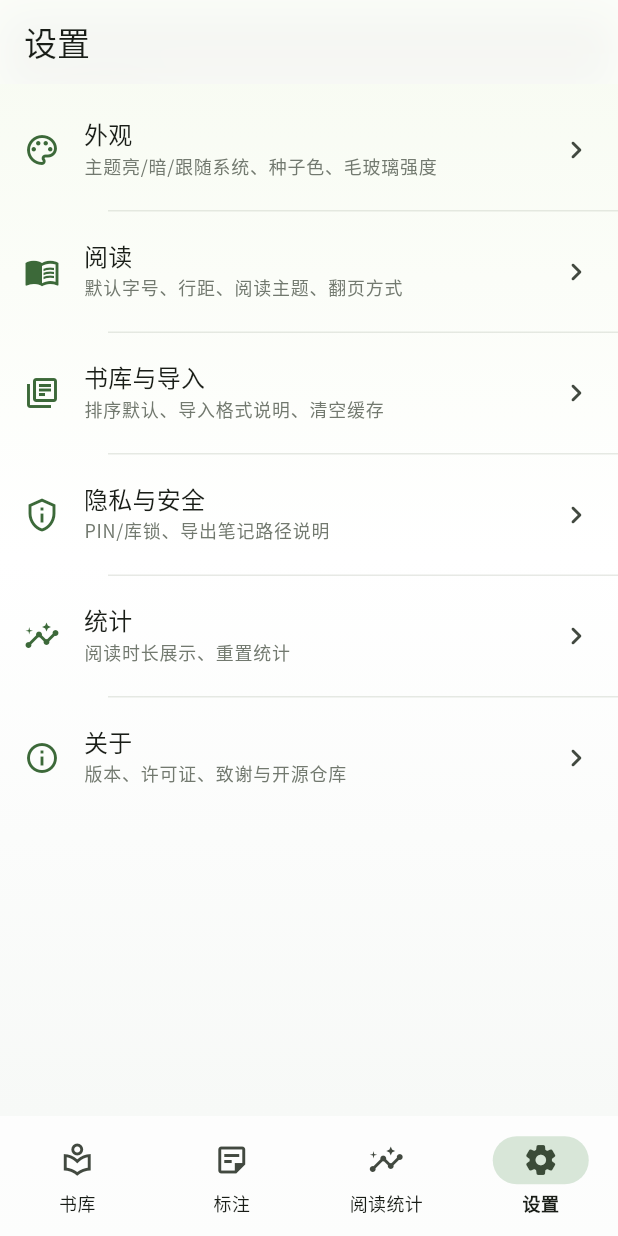
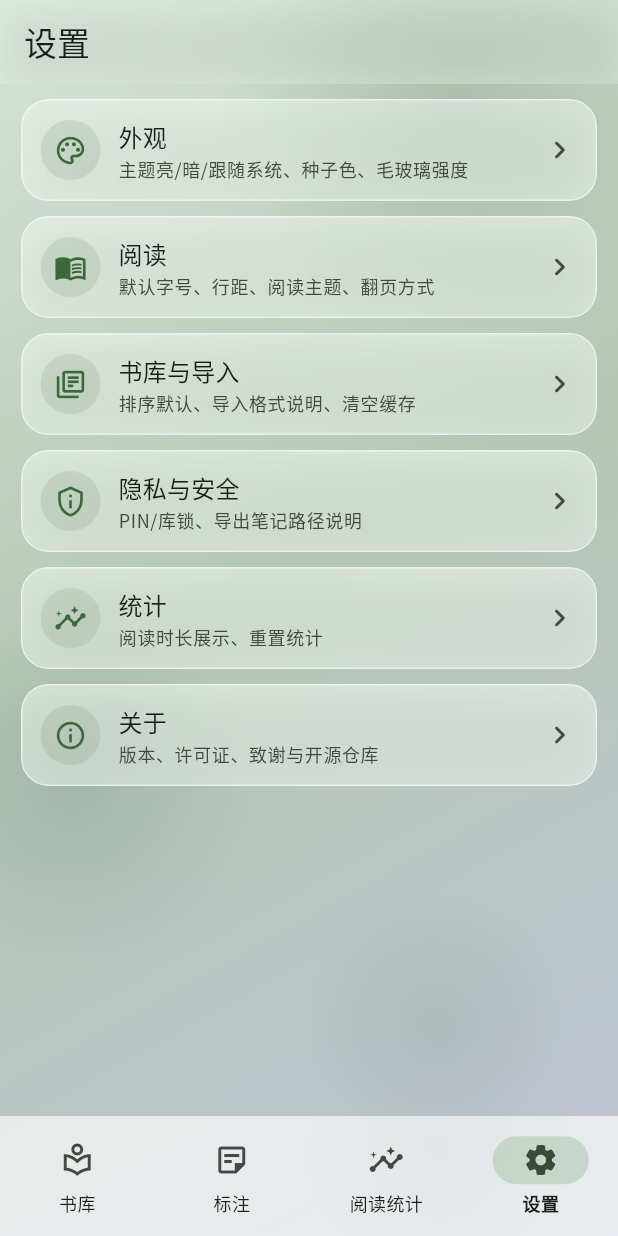
Before and after one commit to wiwcn/NeoReader, a Flutter app: the screen it shows after launch, item 4 of the bottom bar chosen, on a phone screen of 412 x 824 dp. Run offline on Flutter 3.47's test engine with Material 3 defaults, Android fonts, the phone set to English and light mode, and no system bars; our stand-ins replace equatable, file_picker, flutter_markdown, flutter_riverpod, shared_preferences, sqflite and 1 more; missing offline and left inert: pdfrx; accounts and stored records are empty.

Commit message:
Restore glass cards with correct layer hierarchy
Bring back frosted GlassSurface book/settings cards over a tinted wash
background. Chrome (GlassAppBar) is glass once; search is a filled pill
inside the bar (no nested glass). Tune opacities so frost reads without
white-on-pale stacking. Keep CJK fonts, Material Icons, and light motion.

```diff
--- a/lib/core/theme/app_theme.dart
+++ b/lib/core/theme/app_theme.dart
@@ -59,11 +59,11 @@ class AppTheme {
         scrolledUnderElevation: 0,
         backgroundColor: Colors.transparent,
       ),
-      scaffoldBackgroundColor: const Color(0xFFF7F9F7),
+      scaffoldBackgroundColor: const Color(0xFFE8EFE9),
       cardTheme: CardThemeData(
         elevation: 0,
-        color: scheme.surfaceContainerLowest,
-        shape: RoundedRectangleBorder(borderRadius: BorderRadius.circular(12)),
+        color: Colors.white.withValues(alpha: 0.38),
+        shape: RoundedRectangleBorder(borderRadius: BorderRadius.circular(20)),
       ),
       navigationBarTheme: NavigationBarThemeData(
         backgroundColor: Colors.white.withValues(alpha: 0.65),
@@ -217,11 +217,17 @@ class GlassSurface extends StatelessWidget {
   @override
   Widget build(BuildContext context) {
     final isDark = Theme.of(context).brightness == Brightness.dark;
-    final fill = (isDark ? Colors.white : Colors.white).withValues(
-      alpha: opacity ?? (isDark ? 0.08 : 0.55),
-    );
-    final stroke = (isDark ? Colors.white : Colors.white).withValues(
-      alpha: isDark ? 0.12 : 0.65,
+    final cs = Theme.of(context).colorScheme;
+    // Light fill stays translucent so the wash underneath reads through frost.
+    final fillAlpha = opacity ?? (isDark ? 0.12 : 0.52);
+    final fill = Color.lerp(
+          Colors.white,
+          isDark ? cs.surface : cs.primaryContainer,
+          isDark ? 0.0 : 0.12,
+        )!
+        .withValues(alpha: fillAlpha);
+    final stroke = Colors.white.withValues(
+      alpha: isDark ? 0.16 : 0.55,
     );
 
     final decoration = BoxDecoration(
@@ -230,9 +236,9 @@ class GlassSurface extends StatelessWidget {
       border: border ? Border.all(color: stroke, width: 1) : null,
       boxShadow: [
         BoxShadow(
-          color: Colors.black.withValues(alpha: isDark ? 0.25 : 0.06),
-          blurRadius: 24,
-          offset: const Offset(0, 8),
+          color: Colors.black.withValues(alpha: isDark ? 0.28 : 0.10),
+          blurRadius: 20,
+          offset: const Offset(0, 6),
         ),
       ],
     );
@@ -282,11 +288,14 @@ class GlassAppBar extends StatelessWidget implements PreferredSizeWidget {
       leading: leading,
       actions: actions,
       bottom: bottom,
-      flexibleSpace: const GlassSurface(
+      flexibleSpace: GlassSurface(
         borderRadius: 0,
-        blur: 22,
+        blur: 20,
         border: false,
-        child: SizedBox.expand(),
+        // Chrome layer: lighter than content cards so search-in-bar + bar
+        // do not stack into a double white band.
+        opacity: Theme.of(context).brightness == Brightness.dark ? 0.08 : 0.32,
+        child: const SizedBox.expand(),
       ),
     );
   }
--- a/lib/presentation/screens/library/library_screen.dart
+++ b/lib/presentation/screens/library/library_screen.dart
@@ -18,9 +18,9 @@ import '../reader/reader_router.dart';
 class LibraryScreen extends ConsumerWidget {
   const LibraryScreen({super.key});
 
-  /// PiliPlus-like compact cover; shared left edge across rows.
-  static const double _coverW = 48;
-  static const double _coverH = 64;
+  /// Shared cover size / left edge across all book cards.
+  static const double _coverW = 52;
+  static const double _coverH = 68;
 
   @override
   Widget build(BuildContext context, WidgetRef ref) {
@@ -48,17 +48,17 @@ class LibraryScreen extends ConsumerWidget {
               ],
             ),
           ],
+          // Search lives in chrome — filled pill, NOT a second GlassSurface.
           bottom: PreferredSize(
             preferredSize: const Size.fromHeight(52),
             child: Padding(
               padding: const EdgeInsets.fromLTRB(16, 0, 16, 10),
-              // Single filled field — no nested GlassSurface plate.
               child: TextField(
                 decoration: InputDecoration(
                   hintText: strings.searchHint,
                   isDense: true,
                   filled: true,
-                  fillColor: cs.surfaceContainerHighest.withValues(alpha: 0.65),
+                  fillColor: cs.surface.withValues(alpha: 0.45),
                   prefixIcon: const Icon(Icons.search_rounded, size: 22),
                   contentPadding: const EdgeInsets.symmetric(
                     horizontal: 12,
@@ -98,21 +98,14 @@ class LibraryScreen extends ConsumerWidget {
           data: (books) {
             if (books.isEmpty) return EmptyLibrary(strings: strings);
             return ListView.separated(
-              // FAB + nav clearance only — no empty glass regions.
-              padding: const EdgeInsets.fromLTRB(0, 4, 0, 112),
+              padding: const EdgeInsets.fromLTRB(14, 10, 14, 112),
               itemCount: books.length,
-              separatorBuilder: (context, index) => Divider(
-                height: 1,
-                thickness: 1,
-                indent: 16 + _coverW + 12,
-                endIndent: 16,
-                color: cs.outlineVariant.withValues(alpha: 0.45),
-              ),
+              separatorBuilder: (context, index) => const SizedBox(height: 10),
               itemBuilder: (context, i) {
                 final book = books[i];
                 return StaggeredFadeSlide(
                   index: i,
-                  child: _BookListRow(
+                  child: _BookGlassCard(
                     book: book,
                     strings: strings,
                     coverW: _coverW,
@@ -207,9 +200,9 @@ class LibraryScreen extends ConsumerWidget {
   }
 }
 
-/// Flat PiliPlus-style book row (no GlassSurface card).
-class _BookListRow extends StatelessWidget {
-  const _BookListRow({
+/// One translucent glass card per book — flat content inside, no nested glass.
+class _BookGlassCard extends StatelessWidget {
+  const _BookGlassCard({
     required this.book,
     required this.strings,
     required this.coverW,
@@ -232,13 +225,15 @@ class _BookListRow extends StatelessWidget {
     final author = book.author.isEmpty ? strings.unknownAuthor : book.author;
     final pct = '${(book.progress * 100).round()}%';
 
-    return Material(
-      color: Colors.transparent,
-      child: InkWell(
-        onTap: onOpen,
-        onLongPress: onDelete,
-        child: Padding(
-          padding: const EdgeInsets.symmetric(horizontal: 16, vertical: 10),
+    return GlassSurface(
+      borderRadius: 18,
+      padding: const EdgeInsets.symmetric(horizontal: 12, vertical: 12),
+      child: Material(
+        color: Colors.transparent,
+        child: InkWell(
+          borderRadius: BorderRadius.circular(12),
+          onTap: onOpen,
+          onLongPress: onDelete,
           child: Row(
             crossAxisAlignment: CrossAxisAlignment.center,
             children: [
@@ -246,7 +241,7 @@ class _BookListRow extends StatelessWidget {
                 book: book,
                 width: coverW,
                 height: coverH,
-                borderRadius: 8,
+                borderRadius: 10,
               ),
               const SizedBox(width: 12),
               Expanded(
@@ -275,20 +270,20 @@ class _BookListRow extends StatelessWidget {
                     Text(
                       book.format.name.toUpperCase(),
                       style: theme.textTheme.labelSmall?.copyWith(
-                        color: cs.outline,
+                        color: cs.primary,
                         letterSpacing: 0.4,
                       ),
                     ),
                     const SizedBox(height: 6),
                     AnimatedProgressBar(
                       value: book.progress,
-                      minHeight: 3,
+                      minHeight: 4,
                     ),
                   ],
                 ),
               ),
               const SizedBox(width: 8),
-              // Shared trailing column: % then delete — aligned across rows.
+              // Shared trailing column: % then delete — aligned across cards.
               SizedBox(
                 width: 48,
                 child: Column(
--- a/lib/presentation/screens/settings/settings_hub_screen.dart
+++ b/lib/presentation/screens/settings/settings_hub_screen.dart
@@ -29,7 +29,7 @@ class _Cat {
   final String subtitle;
 }
 
-/// Top-level settings list (PiliPlus-style): flat ListTiles; tablet master–detail.
+/// Settings hub: PiliPlus menu hierarchy (hub → subpages) with glass cards.
 class SettingsHubScreen extends ConsumerStatefulWidget {
   const SettingsHubScreen({super.key});
 
@@ -123,50 +123,31 @@ class _SettingsHubScreenState extends ConsumerState<SettingsHubScreen> {
   Widget _buildList(BuildContext context, List<_Cat> items, bool isPortrait) {
     final theme = Theme.of(context);
     final cs = theme.colorScheme;
+    final titleStyle = theme.textTheme.titleMedium!;
+    final subStyle = theme.textTheme.bodySmall!.copyWith(
+      color: cs.onSurfaceVariant,
+    );
 
     return ListView.separated(
-      padding: const EdgeInsets.symmetric(vertical: 4),
+      padding: const EdgeInsets.fromLTRB(14, 10, 14, 24),
       itemCount: items.length,
-      separatorBuilder: (context, index) => Divider(
-        height: 1,
-        thickness: 1,
-        indent: 72,
-        endIndent: 0,
-        color: cs.outlineVariant.withValues(alpha: 0.4),
-      ),
+      separatorBuilder: (context, index) => const SizedBox(height: 10),
       itemBuilder: (context, i) {
         final item = items[i];
         final selected = !isPortrait && item.type == _selected;
         return StaggeredFadeSlide(
           index: i,
+          // Single GlassSurface per row — flat ink content inside.
+          child: GlassSurface(
+            borderRadius: 18,
+            opacity: selected ? (cs.brightness == Brightness.dark ? 0.16 : 0.52) : null,
             child: Material(
               color: selected
-                ? cs.secondaryContainer.withValues(alpha: 0.55)
+                  ? cs.secondaryContainer.withValues(alpha: 0.35)
                   : Colors.transparent,
-            child: ListTile(
-              contentPadding: const EdgeInsets.symmetric(
-                horizontal: 16,
-                vertical: 4,
-              ),
-              leading: Icon(item.icon, color: cs.primary, size: 24),
-              title: Text(
-                item.title,
-                style: theme.textTheme.titleMedium,
-              ),
-              subtitle: Text(
-                item.subtitle,
-                maxLines: 2,
-                overflow: TextOverflow.ellipsis,
-                style: theme.textTheme.labelMedium?.copyWith(
-                  color: cs.outline,
-                ),
-              ),
-              trailing: isPortrait
-                  ? Icon(
-                      Icons.chevron_right_rounded,
-                      color: cs.onSurfaceVariant,
-                    )
-                  : null,
+              borderRadius: BorderRadius.circular(18),
+              clipBehavior: Clip.antiAlias,
+              child: InkWell(
                 onTap: () {
                   if (isPortrait) {
                     Navigator.of(context).push(
@@ -178,6 +159,49 @@ class _SettingsHubScreenState extends ConsumerState<SettingsHubScreen> {
                     setState(() => _selected = item.type);
                   }
                 },
+                child: Padding(
+                  padding: const EdgeInsets.symmetric(
+                    horizontal: 12,
+                    vertical: 12,
+                  ),
+                  child: Row(
+                    children: [
+                      Container(
+                        width: 40,
+                        height: 40,
+                        decoration: BoxDecoration(
+                          color: cs.primary.withValues(alpha: 0.12),
+                          shape: BoxShape.circle,
+                        ),
+                        alignment: Alignment.center,
+                        child: Icon(item.icon, size: 22, color: cs.primary),
+                      ),
+                      const SizedBox(width: 12),
+                      Expanded(
+                        child: Column(
+                          crossAxisAlignment: CrossAxisAlignment.start,
+                          mainAxisSize: MainAxisSize.min,
+                          children: [
+                            Text(item.title, style: titleStyle),
+                            const SizedBox(height: 2),
+                            Text(
+                              item.subtitle,
+                              style: subStyle,
+                              maxLines: 2,
+                              overflow: TextOverflow.ellipsis,
+                            ),
+                          ],
+                        ),
+                      ),
+                      if (isPortrait)
+                        Icon(
+                          Icons.chevron_right_rounded,
+                          color: cs.onSurfaceVariant,
+                        ),
+                    ],
+                  ),
+                ),
+              ),
             ),
           ),
         );
--- a/lib/presentation/widgets/glass_scaffold_bg.dart
+++ b/lib/presentation/widgets/glass_scaffold_bg.dart
@@ -1,6 +1,7 @@
 import 'package:flutter/material.dart';
 
-/// Soft MD3 surface backdrop. Mild tint only — list body stays flat (PiliPlus).
+/// Soft gradient + tinted wash so frosted glass has contrast to blur.
+/// Avoid near-white flats — white glass cards would vanish (两层白).
 class GlassScaffoldBackground extends StatelessWidget {
   const GlassScaffoldBackground({super.key, required this.child});
 
@@ -10,25 +11,77 @@ class GlassScaffoldBackground extends StatelessWidget {
   Widget build(BuildContext context) {
     final cs = Theme.of(context).colorScheme;
     final isDark = Theme.of(context).brightness == Brightness.dark;
-    return DecoratedBox(
+    return Stack(
+      fit: StackFit.expand,
+      children: [
+        DecoratedBox(
           decoration: BoxDecoration(
             gradient: LinearGradient(
-          begin: Alignment.topCenter,
-          end: Alignment.bottomCenter,
+              begin: Alignment.topLeft,
+              end: Alignment.bottomRight,
               colors: isDark
                   ? [
                       cs.surface,
-                  Color.lerp(cs.surface, cs.primary, 0.08)!,
+                      Color.lerp(cs.surface, cs.primary, 0.28)!,
+                      Color.lerp(cs.surface, cs.tertiary, 0.20)!,
                     ]
                   : [
-                  // M3 surface / surfaceContainerLowest — less muddy green-white.
-                  cs.surface,
-                  cs.surfaceContainerLowest,
-                  Color.lerp(cs.surfaceContainerLowest, cs.primary, 0.04)!,
+                      const Color(0xFFD5E3D8),
+                      Color.lerp(const Color(0xFFE2ECE5), cs.primary, 0.28)!,
+                      Color.lerp(const Color(0xFFE8E2F0), cs.tertiary, 0.24)!,
                     ],
             ),
           ),
-      child: child,
+        ),
+        Positioned(
+          top: -80,
+          right: -40,
+          child: _WashOrb(
+            diameter: 300,
+            color: cs.primary.withValues(alpha: isDark ? 0.22 : 0.20),
+          ),
+        ),
+        Positioned(
+          bottom: 100,
+          left: -70,
+          child: _WashOrb(
+            diameter: 240,
+            color: cs.tertiary.withValues(alpha: isDark ? 0.18 : 0.16),
+          ),
+        ),
+        Positioned(
+          bottom: -30,
+          right: 30,
+          child: _WashOrb(
+            diameter: 180,
+            color: cs.secondary.withValues(alpha: isDark ? 0.12 : 0.11),
+          ),
+        ),
+        child,
+      ],
     );
   }
 }
+
+class _WashOrb extends StatelessWidget {
+  const _WashOrb({required this.diameter, required this.color});
+
+  final double diameter;
+  final Color color;
+
+  @override
+  Widget build(BuildContext context) {
+    return IgnorePointer(
+      child: Container(
+        width: diameter,
+        height: diameter,
+        decoration: BoxDecoration(
+          shape: BoxShape.circle,
+          gradient: RadialGradient(
+            colors: [color, color.withValues(alpha: 0)],
+          ),
+        ),
+      ),
+    );
+  }
+}
```
Also changed, not shown: 10 other files. Lines whose indentation alone changed are shown as unchanged.
